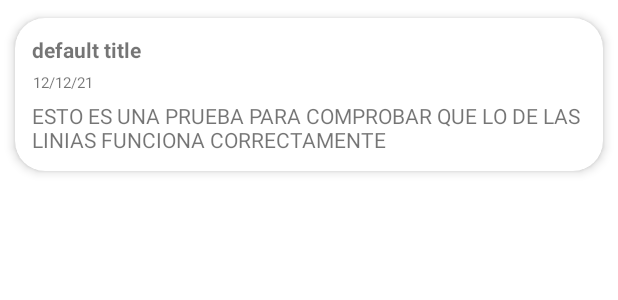
After one commit to Gerard01mm/ProjectoPIS, an Android app: the layout note_card.xml on its own in the app's theme, with its tools: preview values and no code run, on a phone screen of 412 x 824 dp. The commit adds this screen. Shown: the top 300 px of the screen. Run offline under Robolectric (Android 15) with nearby library versions, the phone set to English and light mode, and no system bars.

Commit message:
He creado una cardView para la nota (PENDIENTE DE CAMBIO), aparte de añadir la clase NotesAdapter que servira como adaptador de la RecycelrView de las notas(a la hora de mostrar el contenido de una carpeta)

```diff
--- a/app/src/main/java/com/example/my_notes/RecyclerView_adapters/FoldersAdapter.java
+++ b/app/src/main/java/com/example/my_notes/RecyclerView_adapters/FoldersAdapter.java
@@ -26,7 +26,7 @@ public class FoldersAdapter extends RecyclerView.Adapter<FoldersAdapter.ViewHold
     /**
      * Clase viewHolder interna
      */
-    public static class ViewHolder extends RecyclerView.ViewHolder{
+    public static class ViewHolder extends RecyclerView.ViewHolder {
         private final TextView folder_title;
 
 
@@ -83,6 +83,7 @@ public class FoldersAdapter extends RecyclerView.Adapter<FoldersAdapter.ViewHold
 
         //Coje el elemento dels aaray localDataSer en position i reemplaza el contenido de la view
         viewHolder.getTextView().setText(localDataSet.get(position).get_Title());
+
     }
 
 
--- a/app/src/main/res/layout/folder_card.xml
+++ b/app/src/main/res/layout/folder_card.xml
@@ -5,6 +5,7 @@
     android:layout_width="match_parent"
     android:layout_height="wrap_content"
     android:animateLayoutChanges="true"
+    app:cardBackgroundColor="#FFFFFF"
     app:cardCornerRadius="20dp"
     app:cardElevation="4dp"
     app:cardUseCompatPadding="true">
@@ -13,8 +14,7 @@
         android:id="@+id/folder_title"
         android:layout_width="match_parent"
         android:layout_height="67dp"
-        android:padding="10dp">
-
+        android:padding="10dp"
+        android:text="TITULO POR DEFECTO">
     </TextView>
-
 </androidx.cardview.widget.CardView>
--- /dev/null
+++ b/app/src/main/res/layout/note_card.xml
@@ -0,0 +1,63 @@
+<?xml version="1.0" encoding="utf-8"?>
+
+<androidx.cardview.widget.CardView xmlns:android="http://schemas.android.com/apk/res/android"
+    xmlns:app="http://schemas.android.com/apk/res-auto"
+    android:id="@+id/NoteCardView"
+    android:layout_height="wrap_content"
+    android:layout_width="match_parent"
+    android:animateLayoutChanges="true"
+    app:cardBackgroundColor="@color/white"
+    app:cardCornerRadius="20dp"
+    app:cardElevation="4dp"
+    app:cardUseCompatPadding="true">
+
+    <LinearLayout
+        android:layout_width="match_parent"
+        android:layout_height="wrap_content"
+        android:animateLayoutChanges="true"
+        android:orientation="vertical">
+        <RelativeLayout
+            android:layout_width="match_parent"
+            android:layout_height="wrap_content"
+            android:orientation="horizontal"
+            android:padding="6dp">
+
+            <LinearLayout
+                android:orientation="vertical"
+                android:layout_width="match_parent"
+                android:layout_height="wrap_content">
+
+                <!--TextView que mostrarà el titol de la nota-->
+                <TextView
+                    android:id="@+id/NoteTitle"
+                    android:layout_width="wrap_content"
+                    android:layout_height="wrap_content"
+                    android:text="default title"
+                    android:textStyle="bold"
+                    android:textSize="14dp"
+                    android:padding="5dp">
+                </TextView>
+
+                <!--TextView que mostrarà la data de creació del fitxer-->
+                <TextView
+                    android:id="@+id/CreationDate"
+                    android:text="12/12/21"
+                    android:textSize="10dp"
+                    android:paddingLeft="6dp"
+                    android:layout_width="wrap_content"
+                    android:layout_height="wrap_content">
+                </TextView>
+
+                <!--TextView que mostrarà les primeres linies del document-->
+                <TextView
+                    android:id="@+id/FirstLines"
+                    android:text="ESTO ES UNA PRUEBA PARA COMPROBAR QUE LO DE LAS LINIAS FUNCIONA CORRECTAMENTE"
+                    android:layout_width="wrap_content"
+                    android:layout_height="wrap_content"
+                    android:textStyle="normal"
+                    android:padding="5dp">
+                </TextView>
+            </LinearLayout>
+        </RelativeLayout>
+    </LinearLayout>
+</androidx.cardview.widget.CardView>
```
Also changed, not shown: app/src/main/java/Notes/NoteFolder.java (+36 -1 lines), app/src/main/java/com/example/my_notes/RecyclerView_adapters/NotesAdapter.java (added, +49 -0 lines).
